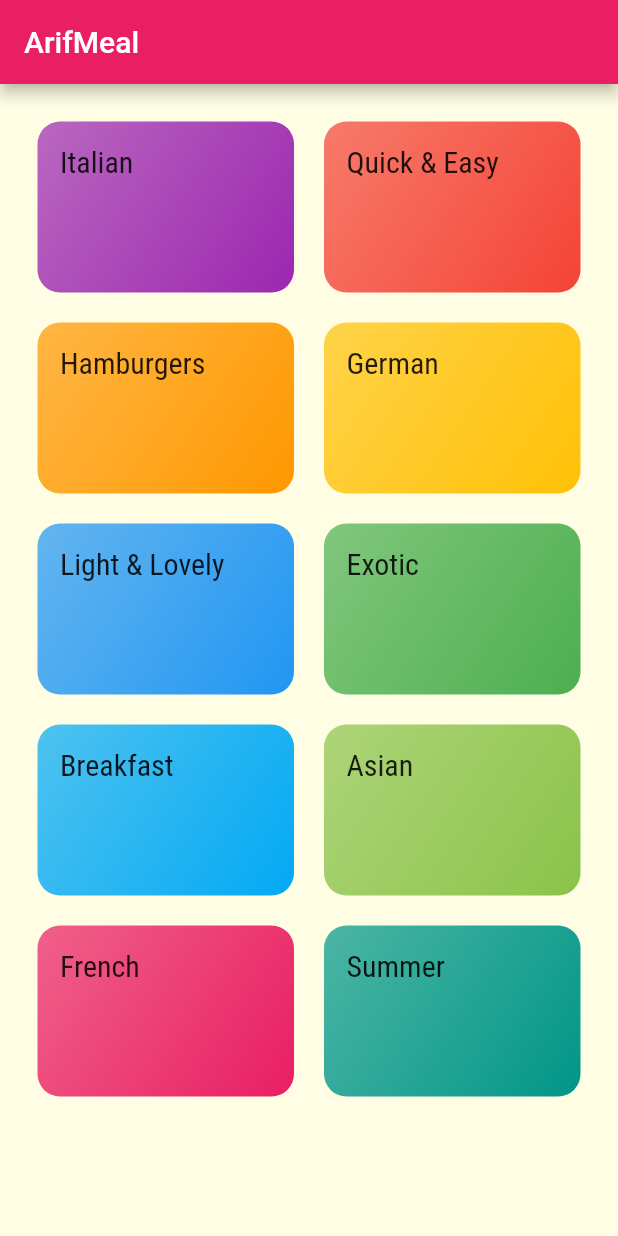
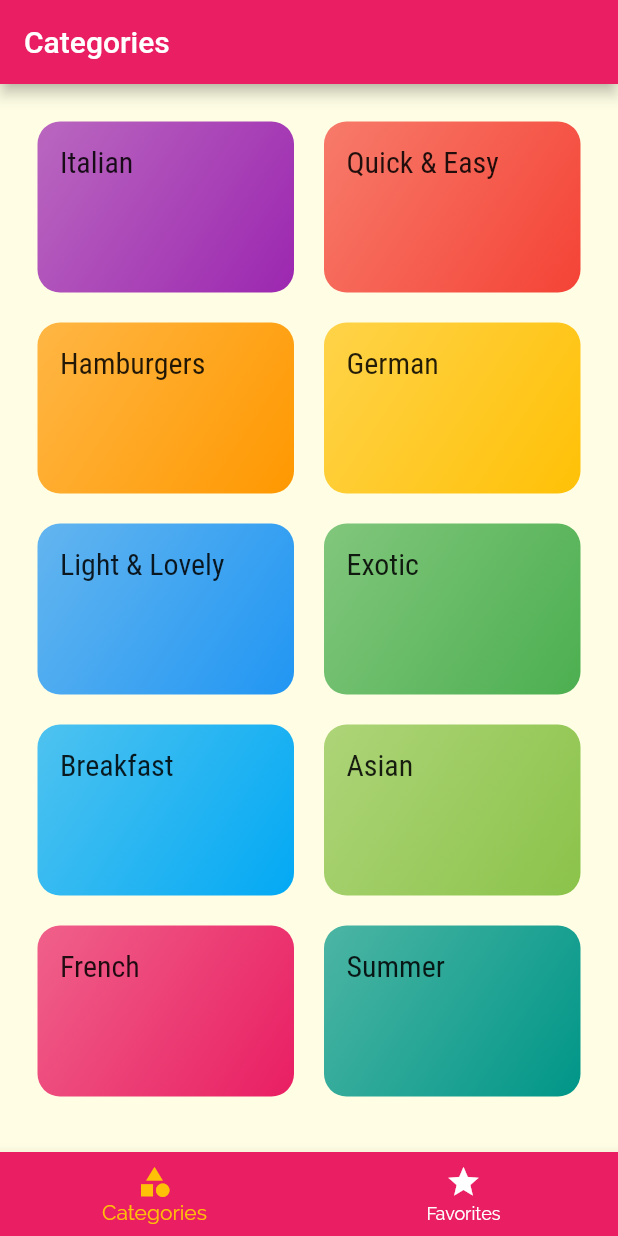
Before and after one commit to isnancahyadi/meals_app, a Flutter app: the screen it shows after launch, on a phone screen of 412 x 824 dp. Run offline on Flutter 3.47's test engine with Material 2 defaults, Android fonts, the phone set to English and light mode, and no system bars.

Commit message:
add buttom tab bar

```diff
--- a/lib/main.dart
+++ b/lib/main.dart
@@ -1,4 +1,5 @@
 import 'package:flutter/material.dart';
+import 'package:meals_app/screens/tabs_screen.dart';
 import 'screens/meal_detail_screen.dart';
 import 'screens/category_meals_screen.dart';
 import 'screens/categories_screen.dart';
@@ -27,7 +28,7 @@ class MyApp extends StatelessWidget {
       // home: CategoriesScreen(),
       initialRoute: '/',
       routes: {
-        '/': (ctx) => CategoriesScreen(),
+        '/': (ctx) => TabsScreen(),
         CategoryMealsScreen.routeName: (ctx) => CategoryMealsScreen(),
         MealDetailScreen.routeName: (ctx) => MealDetailScreen(),
       },
--- a/lib/screens/categories_screen.dart
+++ b/lib/screens/categories_screen.dart
@@ -5,11 +5,7 @@ import '/dummy_data.dart';
 class CategoriesScreen extends StatelessWidget {
   @override
   Widget build(BuildContext context) {
-    return Scaffold(
-      appBar: AppBar(
-        title: const Text('ArifMeal'),
-      ),
-      body: GridView(
+    return GridView(
       padding: const EdgeInsets.all(25),
       children: DUMMY_CATEGORIES
           .map(
@@ -26,7 +22,6 @@ class CategoriesScreen extends StatelessWidget {
         crossAxisSpacing: 20,
         mainAxisSpacing: 20,
       ),
-      ),
     );
   }
 }
--- /dev/null
+++ b/lib/screens/favorites_screen.dart
@@ -0,0 +1,10 @@
+import 'package:flutter/material.dart';
+
+class FavoritesScreen extends StatelessWidget {
+  @override
+  Widget build(BuildContext context) {
+    return Center(
+      child: Text('The Favorites'),
+    );
+  }
+}
--- /dev/null
+++ b/lib/screens/tabs_screen.dart
@@ -0,0 +1,53 @@
+import 'package:flutter/material.dart';
+import 'categories_screen.dart';
+import 'favorites_screen.dart';
+
+class TabsScreen extends StatefulWidget {
+  @override
+  State<TabsScreen> createState() => _TabsScreenState();
+}
+
+class _TabsScreenState extends State<TabsScreen> {
+  int _selectedPageIndex = 0;
+
+  final List<Map<String, Object>> _pages = [
+    {'page': CategoriesScreen(), 'title': 'Categories'},
+    {'page': FavoritesScreen(), 'title': 'Your Favorite'},
+  ];
+
+  void _selectPage(int index) {
+    setState(() {
+      _selectedPageIndex = index;
+    });
+  }
+
+  @override
+  Widget build(BuildContext context) {
+    return Scaffold(
+      appBar: AppBar(
+        title: Text(_pages[_selectedPageIndex]['title']),
+      ),
+      body: _pages[_selectedPageIndex]['page'],
+      bottomNavigationBar: BottomNavigationBar(
+        onTap: _selectPage,
+        backgroundColor: Theme.of(context).primaryColor,
+        unselectedItemColor: Colors.white,
+        selectedItemColor: Theme.of(context).accentColor,
+        currentIndex: _selectedPageIndex,
+        // type: BottomNavigationBarType.shifting,
+        items: <BottomNavigationBarItem>[
+          BottomNavigationBarItem(
+            // backgroundColor: Theme.of(context).primaryColor,
+            icon: Icon(Icons.category),
+            label: 'Categories',
+          ),
+          BottomNavigationBarItem(
+            // backgroundColor: Theme.of(context).primaryColor,
+            icon: Icon(Icons.star),
+            label: 'Favorites',
+          ),
+        ],
+      ),
+    );
+  }
+}
```
Lines whose indentation alone changed are shown as unchanged.
